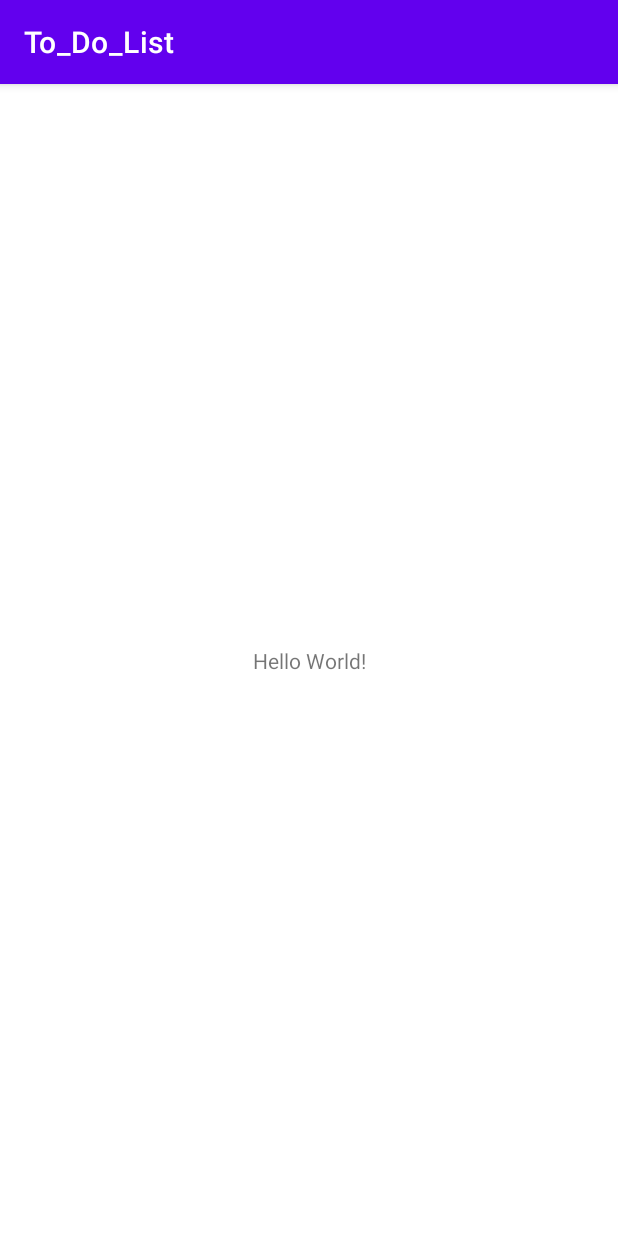
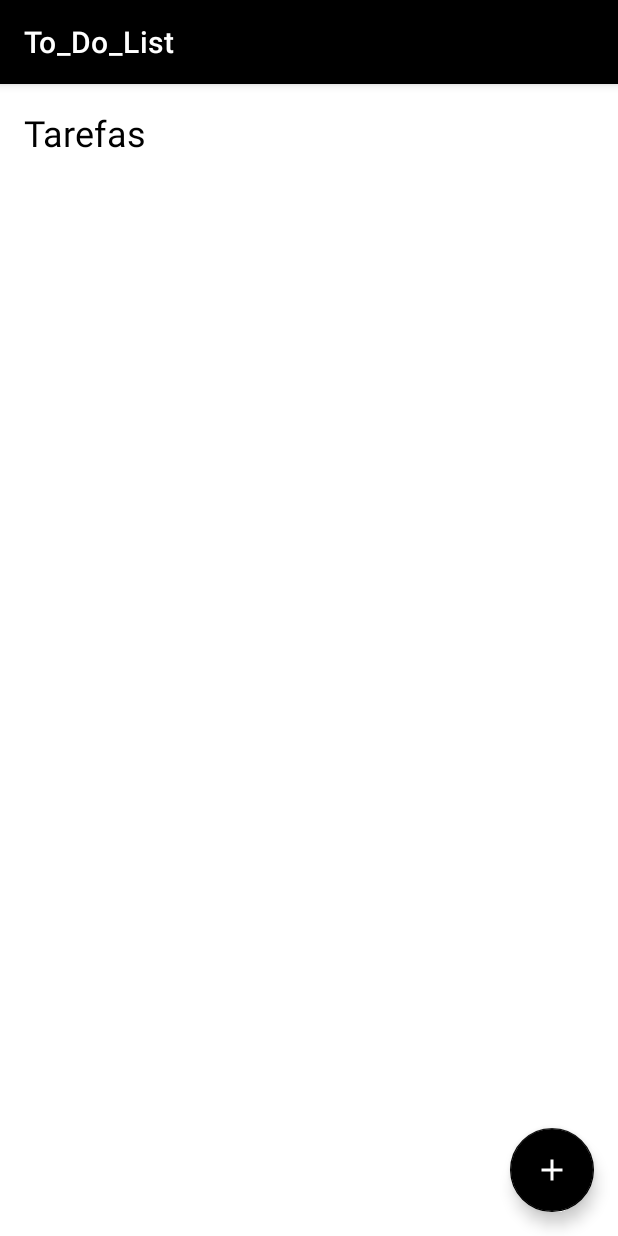
Before and after one commit to felipkv/ToDoList, an Android app: the screen it shows after launch (MainActivity), on a phone screen of 412 x 824 dp. Run offline under Robolectric (Android 15) with nearby library versions, the phone set to English and light mode, and no system bars.

Commit message:
created initial to do list layout

```diff
--- /dev/null
+++ b/app/src/main/res/drawable/ic_add.xml
@@ -0,0 +1,10 @@
+<vector xmlns:android="http://schemas.android.com/apk/res/android"
+    android:width="24dp"
+    android:height="24dp"
+    android:viewportWidth="24"
+    android:viewportHeight="24"
+    android:tint="?attr/colorControlNormal">
+  <path
+      android:fillColor="@android:color/white"
+      android:pathData="M19,13h-6v6h-2v-6H5v-2h6V5h2v6h6v2z"/>
+</vector>
--- a/app/src/main/res/layout/activity_main.xml
+++ b/app/src/main/res/layout/activity_main.xml
@@ -7,12 +7,24 @@
     tools:context=".MainActivity">
 
     <TextView
+        android:id="@+id/tv_title"
         android:layout_width="wrap_content"
         android:layout_height="wrap_content"
-        android:text="Hello World!"
+        android:layout_margin="16dp"
+        android:text="@string/label_tarefas"
+        android:textColor="@color/black"
+        android:textSize="24sp"
+        app:layout_constraintStart_toStartOf="parent"
+        app:layout_constraintTop_toTopOf="parent"/>
+
+    <com.google.android.material.floatingactionbutton.FloatingActionButton
+        android:layout_width="wrap_content"
+        android:layout_height="wrap_content"
+        android:layout_margin="16dp"
+        app:layout_constraintEnd_toEndOf="parent"
         app:layout_constraintBottom_toBottomOf="parent"
-        app:layout_constraintLeft_toLeftOf="parent"
-        app:layout_constraintRight_toRightOf="parent"
-        app:layout_constraintTop_toTopOf="parent" />
+        app:srcCompat="@drawable/ic_add" />
+
+
 
 </androidx.constraintlayout.widget.ConstraintLayout>
--- a/app/src/main/res/values/strings.xml
+++ b/app/src/main/res/values/strings.xml
@@ -1,3 +1,4 @@
 <resources>
     <string name="app_name">To_Do_List</string>
+    <string name="label_tarefas">Tarefas</string>
 </resources>
--- a/app/src/main/res/values/themes.xml
+++ b/app/src/main/res/values/themes.xml
@@ -1,16 +1,9 @@
 <resources xmlns:tools="http://schemas.android.com/tools">
     <!-- Base application theme. -->
     <style name="Theme.To_Do_List" parent="Theme.MaterialComponents.DayNight.DarkActionBar">
-        <!-- Primary brand color. -->
-        <item name="colorPrimary">@color/purple_500</item>
-        <item name="colorPrimaryVariant">@color/purple_700</item>
-        <item name="colorOnPrimary">@color/white</item>
-        <!-- Secondary brand color. -->
-        <item name="colorSecondary">@color/teal_200</item>
-        <item name="colorSecondaryVariant">@color/teal_700</item>
-        <item name="colorOnSecondary">@color/black</item>
-        <!-- Status bar color. -->
-        <item name="android:statusBarColor" tools:targetApi="l">?attr/colorPrimaryVariant</item>
-        <!-- Customize your theme here. -->
+        <item name="colorPrimary">@color/black</item>
+        <item name="colorPrimaryDark">@color/black</item>
+        <item name="colorSecondary">@color/black</item>
+        <item name="colorOnSecondary">@color/white</item>
     </style>
 </resources>
```
